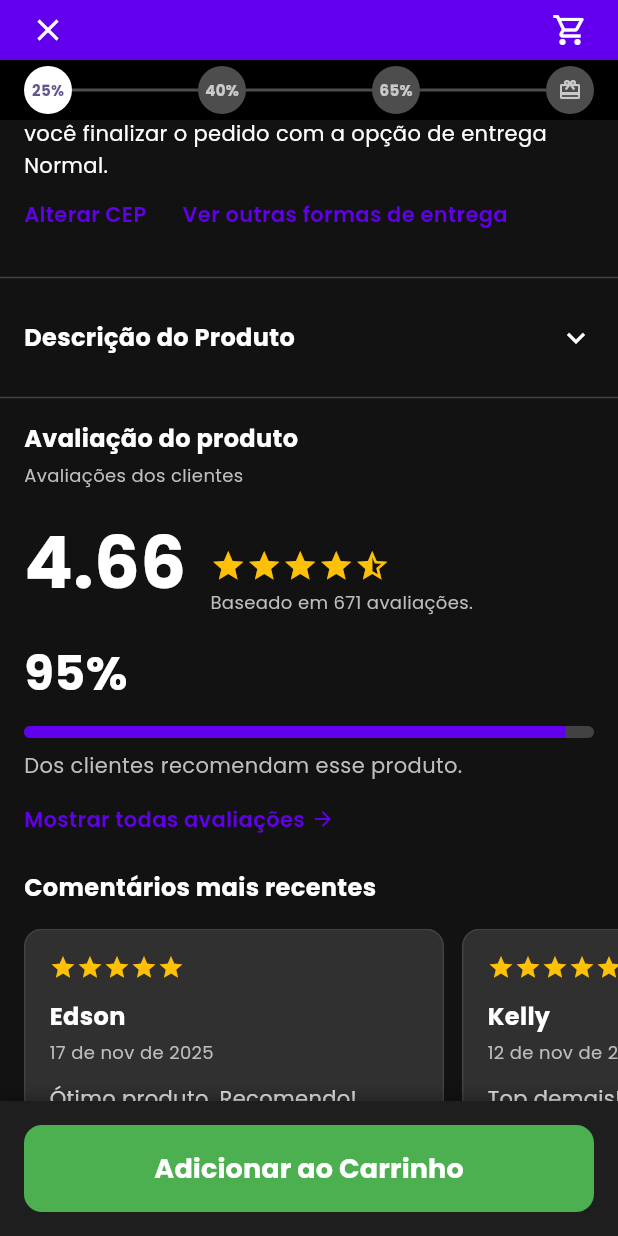
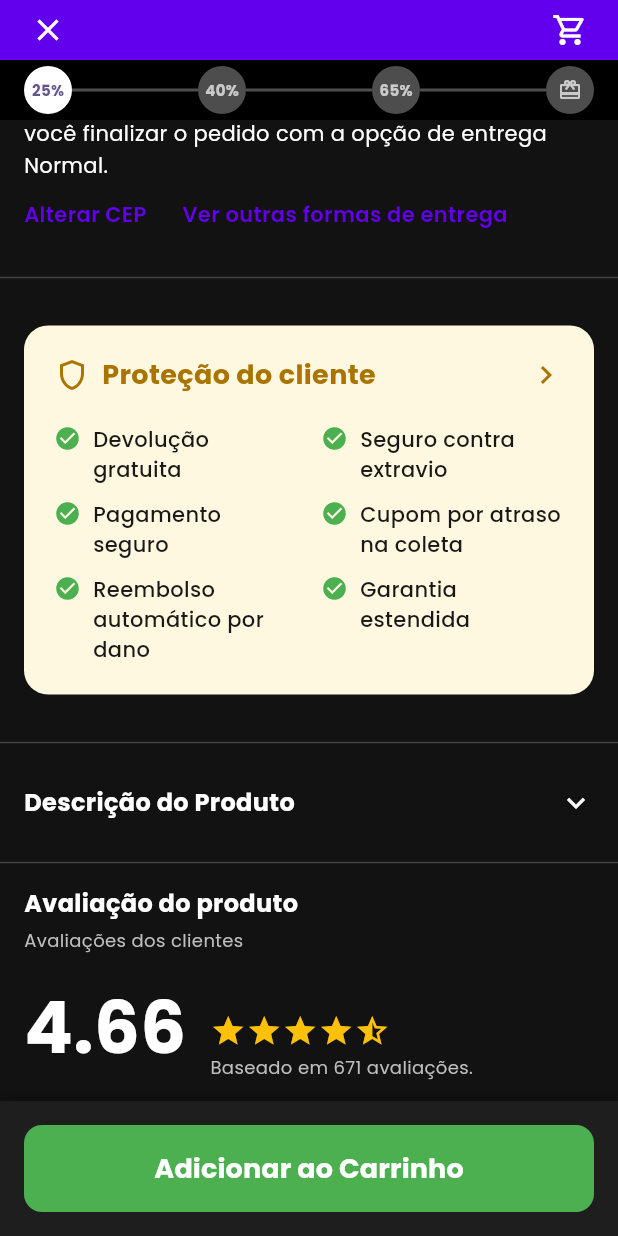
Before and after one commit to italoandres/eshop-admin-panel-updated, a Flutter app: the ProductDetailPage screen opened directly with empty values, scrolled down 1152 dp, on a phone screen of 412 x 824 dp. Run offline on Flutter 3.47's test engine with Material 3 defaults, Android fonts, the phone set to English and light mode, and no system bars; our stand-ins replace cached_network_image, carousel_slider, dio, flutter_riverpod, flutter_secure_storage, freezed_annotation and 5 more; accounts and stored records are empty.

Commit message:
Adicionar seção Proteção do Cliente na página de detalhes do produto
- Criar widget ProductCustomerProtectionSection com fundo amarelo-claro
- Card com ícone de escudo e 6 benefícios em 2 colunas
- Benefícios: Devolução gratuita, Pagamento seguro, Reembolso automático,
  Seguro contra extravio, Cupom por atraso, Garantia estendida
- Cores: amarelo claro (#FFF8E1), marrom-dourado (#A97400), verde check (#4CAF50)
- Posicionado entre "Prazo de Entrega" e "Descrição do Produto"
- Navegação placeholder para CustomerProtectionPage

```diff
--- a/lib/features/products/presentation/pages/product_detail_page.dart
+++ b/lib/features/products/presentation/pages/product_detail_page.dart
@@ -1,4 +1,5 @@
 import 'package:flutter/material.dart';
+import '../widgets/product_customer_protection.dart';
 
 class ProductDetailPage extends StatefulWidget {
   final String productId;
@@ -76,6 +77,11 @@ class _ProductDetailPageState extends State<ProductDetailPage> {
 
                 // Seção: Prazo de entrega
                 _buildDeliverySection(),
+
+                Divider(height: 32, thickness: 1, color: Colors.grey[800]),
+
+                // Seção: Proteção do Cliente
+                const ProductCustomerProtectionSection(),
 
                 Divider(height: 32, thickness: 1, color: Colors.grey[800]),
 
--- /dev/null
+++ b/lib/features/products/presentation/widgets/product_customer_protection.dart
@@ -0,0 +1,141 @@
+import 'package:flutter/material.dart';
+
+class ProductCustomerProtectionSection extends StatelessWidget {
+  const ProductCustomerProtectionSection({Key? key}) : super(key: key);
+
+  @override
+  Widget build(BuildContext context) {
+    const goldenBrown = Color(0xFFA97400);
+    const lightYellow = Color(0xFFFFF8E1);
+    const checkGreen = Color(0xFF4CAF50);
+
+    return Padding(
+      padding: const EdgeInsets.symmetric(horizontal: 16, vertical: 16),
+      child: GestureDetector(
+        onTap: () {
+          // TODO: Navegar para CustomerProtectionPage
+          ScaffoldMessenger.of(context).showSnackBar(
+            const SnackBar(
+              content: Text('Navegando para Proteção do Cliente...'),
+            ),
+          );
+        },
+        child: Container(
+          padding: const EdgeInsets.all(20),
+          decoration: BoxDecoration(
+            color: lightYellow,
+            borderRadius: BorderRadius.circular(16),
+          ),
+          child: Column(
+            crossAxisAlignment: CrossAxisAlignment.start,
+            children: [
+              // Header
+              Row(
+                children: [
+                  Icon(
+                    Icons.shield_outlined,
+                    color: goldenBrown,
+                    size: 24,
+                  ),
+                  const SizedBox(width: 8),
+                  const Expanded(
+                    child: Text(
+                      'Proteção do cliente',
+                      style: TextStyle(
+                        fontSize: 18,
+                        fontWeight: FontWeight.bold,
+                        color: goldenBrown,
+                      ),
+                    ),
+                  ),
+                  Icon(
+                    Icons.chevron_right,
+                    color: goldenBrown,
+                    size: 24,
+                  ),
+                ],
+              ),
+              const SizedBox(height: 20),
+              // Lista de benefícios em 2 colunas
+              Row(
+                crossAxisAlignment: CrossAxisAlignment.start,
+                children: [
+                  // Coluna 1
+                  Expanded(
+                    child: Column(
+                      crossAxisAlignment: CrossAxisAlignment.start,
+                      children: [
+                        _buildBenefitItem(
+                          icon: checkGreen,
+                          text: 'Devolução gratuita',
+                        ),
+                        const SizedBox(height: 10),
+                        _buildBenefitItem(
+                          icon: checkGreen,
+                          text: 'Pagamento seguro',
+                        ),
+                        const SizedBox(height: 10),
+                        _buildBenefitItem(
+                          icon: checkGreen,
+                          text: 'Reembolso automático por dano',
+                        ),
+                      ],
+                    ),
+                  ),
+                  const SizedBox(width: 16),
+                  // Coluna 2
+                  Expanded(
+                    child: Column(
+                      crossAxisAlignment: CrossAxisAlignment.start,
+                      children: [
+                        _buildBenefitItem(
+                          icon: checkGreen,
+                          text: 'Seguro contra extravio',
+                        ),
+                        const SizedBox(height: 10),
+                        _buildBenefitItem(
+                          icon: checkGreen,
+                          text: 'Cupom por atraso na coleta',
+                        ),
+                        const SizedBox(height: 10),
+                        _buildBenefitItem(
+                          icon: checkGreen,
+                          text: 'Garantia estendida',
+                        ),
+                      ],
+                    ),
+                  ),
+                ],
+              ),
+            ],
+          ),
+        ),
+      ),
+    );
+  }
+
+  Widget _buildBenefitItem({required Color icon, required String text}) {
+    return Row(
+      crossAxisAlignment: CrossAxisAlignment.start,
+      children: [
+        Icon(
+          Icons.check_circle,
+          color: icon,
+          size: 18,
+        ),
+        const SizedBox(width: 8),
+        Expanded(
+          child: Text(
+            text,
+            style: TextStyle(
+              fontSize: 14,
+              fontWeight: FontWeight.w500,
+              color: Colors.black.withOpacity(0.9),
+              height: 1.4,
+            ),
+          ),
+        ),
+      ],
+    );
+  }
+}
```
